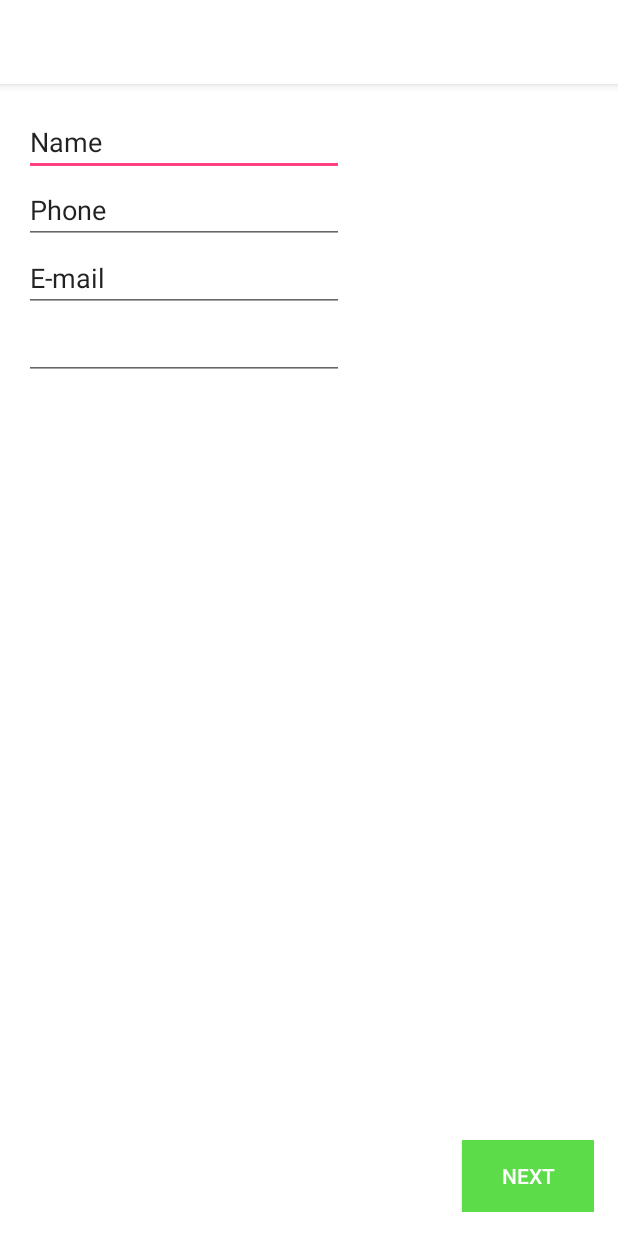
After one commit to tylerdegraaff/easyspot, an Android app: the BookingGeneralActivity screen opened directly, with no data from a screen before it, on a phone screen of 412 x 824 dp. The commit adds this screen. Run offline under Robolectric (Android 15) with nearby library versions, the phone set to English and light mode, and no system bars.

Commit message:
New activitys for Booking and small updates

```diff
--- a/app/src/main/AndroidManifest.xml
+++ b/app/src/main/AndroidManifest.xml
@@ -8,8 +8,7 @@
         android:label="@string/app_name"
         android:supportsRtl="true"
         android:theme="@style/AppTheme">
-        <activity android:name=".MainActivity">
-        </activity>
+        <activity android:name=".MainActivity"></activity>
         <activity android:name=".LogInActivity">
             <intent-filter>
                 <action android:name="android.intent.action.MAIN" />
@@ -17,7 +16,8 @@
                 <category android:name="android.intent.category.LAUNCHER" />
             </intent-filter>
         </activity>
-        <activity android:name=".BookingActivity"></activity>
+        <activity android:name=".BookingGeneralActivity" />
+        <activity android:name=".BookingCampingActivity"></activity>
     </application>
 
 </manifest>
--- a/app/src/main/java/nl/hr/tylerdegraaff/easyspot/BookingActivity.java
+++ b/app/src/main/java/nl/hr/tylerdegraaff/easyspot/BookingCampingActivity.java
@@ -3,11 +3,11 @@ package nl.hr.tylerdegraaff.easyspot;
 import android.support.v7.app.AppCompatActivity;
 import android.os.Bundle;
 
-public class BookingActivity extends AppCompatActivity {
+public class BookingCampingActivity extends AppCompatActivity {
 
     @Override
     protected void onCreate(Bundle savedInstanceState) {
         super.onCreate(savedInstanceState);
-        setContentView(R.layout.activity_booking);
+        setContentView(R.layout.activity_booking_camping);
     }
 }
--- /dev/null
+++ b/app/src/main/java/nl/hr/tylerdegraaff/easyspot/BookingGeneralActivity.java
@@ -0,0 +1,19 @@
+package nl.hr.tylerdegraaff.easyspot;
+
+import android.content.Intent;
+import android.support.v7.app.AppCompatActivity;
+import android.os.Bundle;
+import android.view.View;
+
+public class BookingGeneralActivity extends AppCompatActivity {
+
+    @Override
+    protected void onCreate(Bundle savedInstanceState) {
+        super.onCreate(savedInstanceState);
+        setContentView(R.layout.activity_general_booking);
+    }
+
+    public void NextStep(View view) {
+        startActivity(new Intent(this, BookingCampingActivity.class));
+    }
+}
--- a/app/src/main/res/layout/activity_booking.xml
+++ b/app/src/main/res/layout/activity_booking_camping.xml
@@ -7,6 +7,13 @@
     android:paddingLeft="@dimen/activity_horizontal_margin"
     android:paddingRight="@dimen/activity_horizontal_margin"
     android:paddingTop="@dimen/activity_vertical_margin"
-    tools:context="nl.hr.tylerdegraaff.easyspot.BookingActivity">
+    tools:context="nl.hr.tylerdegraaff.easyspot.BookingCampingActivity">
 
+    <Spinner
+        android:layout_width="wrap_content"
+        android:layout_height="wrap_content"
+        android:id="@+id/spinner_caravan"
+        android:layout_alignParentTop="true"
+        android:layout_alignParentStart="true"
+        android:spinnerMode="dropdown" />
 </RelativeLayout>
--- /dev/null
+++ b/app/src/main/res/layout/activity_general_booking.xml
@@ -0,0 +1,62 @@
+<?xml version="1.0" encoding="utf-8"?>
+<RelativeLayout xmlns:android="http://schemas.android.com/apk/res/android"
+    xmlns:tools="http://schemas.android.com/tools"
+    android:layout_width="match_parent"
+    android:layout_height="match_parent"
+    android:paddingBottom="@dimen/activity_vertical_margin"
+    android:paddingLeft="@dimen/activity_horizontal_margin"
+    android:paddingRight="@dimen/activity_horizontal_margin"
+    android:paddingTop="@dimen/activity_vertical_margin"
+    tools:context=".BookingGeneralActivity"
+    android:background="@color/colorPrimary">
+
+    <EditText
+        android:layout_width="wrap_content"
+        android:layout_height="wrap_content"
+        android:inputType="textPersonName"
+        android:text="@string/name"
+        android:ems="10"
+        android:id="@+id/booking_name"
+        android:layout_alignParentTop="true"
+        android:layout_alignParentStart="true" />
+
+    <EditText
+        android:layout_width="wrap_content"
+        android:layout_height="wrap_content"
+        android:inputType="phone"
+        android:ems="10"
+        android:id="@+id/booking_phone"
+        android:layout_below="@+id/booking_name"
+        android:layout_alignParentStart="true"
+        android:text="@string/phoneNumber" />
+
+    <EditText
+        android:layout_width="wrap_content"
+        android:layout_height="wrap_content"
+        android:inputType="textEmailAddress"
+        android:ems="10"
+        android:id="@+id/booking_email"
+        android:layout_below="@+id/booking_phone"
+        android:layout_alignParentStart="true"
+        android:text="@string/Email" />
+
+    <EditText
+        android:layout_width="wrap_content"
+        android:layout_height="wrap_content"
+        android:inputType="textPostalAddress"
+        android:ems="10"
+        android:id="@+id/booking_adress"
+        android:layout_below="@+id/booking_email"
+        android:layout_alignParentStart="true" />
+
+    <Button
+        android:layout_width="wrap_content"
+        android:layout_height="wrap_content"
+        android:text="@string/btn_next"
+        android:id="@+id/booking_step_next"
+        android:layout_alignParentBottom="true"
+        android:layout_alignParentEnd="true"
+        android:background="@color/colorSecondary"
+        android:textColor="@color/colorPrimary"
+        android:onClick="NextStep" />
+</RelativeLayout>
--- a/app/src/main/res/values/colors.xml
+++ b/app/src/main/res/values/colors.xml
@@ -1,6 +1,6 @@
 <?xml version="1.0" encoding="utf-8"?>
 <resources>
-    <color name="colorPrimary">#3F51B5</color>
-    <color name="colorPrimaryDark">#303F9F</color>
+    <color name="colorPrimary">#ffffff</color>
+    <color name="colorSecondary">#5cdc49</color>
     <color name="colorAccent">#FF4081</color>
 </resources>
--- a/app/src/main/res/values/strings.xml
+++ b/app/src/main/res/values/strings.xml
@@ -1,3 +1,10 @@
 <resources>
     <string name="app_name">EasySpot</string>
+
+
+    // Booking
+    <string name="name">Name</string>
+    <string name="phoneNumber">Phone</string>
+    <string name="Email">E-mail</string>
+    <string name="btn_next">Next</string>
 </resources>
--- a/app/src/main/res/values/styles.xml
+++ b/app/src/main/res/values/styles.xml
@@ -4,7 +4,7 @@
     <style name="AppTheme" parent="Theme.AppCompat.Light.DarkActionBar">
         <!-- Customize your theme here. -->
         <item name="colorPrimary">@color/colorPrimary</item>
-        <item name="colorPrimaryDark">@color/colorPrimaryDark</item>
+        <item name="colorPrimaryDark">@color/colorSecondary</item>
         <item name="colorAccent">@color/colorAccent</item>
     </style>
 
```
